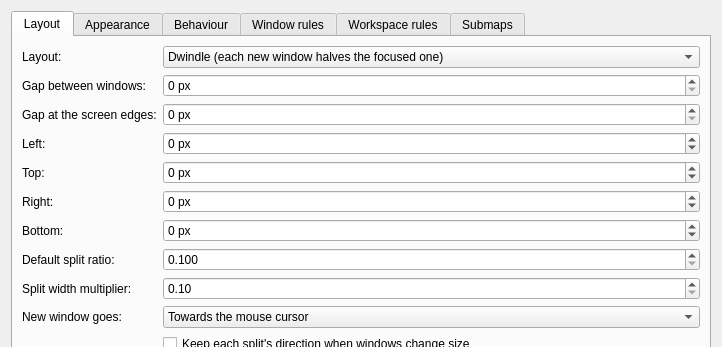
Qt form package/contents/ui/config.ui (DGBooth/HyprKwin) before a commit; both pictures show x 0 to 722 and y 0 to 347 of the 722 by 741 pixel window.
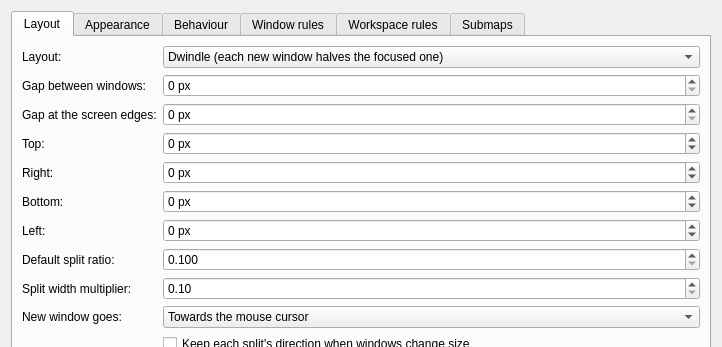
The same form after that commit. Custom widgets are drawn as their Qt base class.

Commit message: refactor: reorder outer gap UI controls and align import test fallbacks

```diff
--- a/package/contents/ui/config.ui
+++ b/package/contents/ui/config.ui
@@ -46,26 +46,12 @@
         </widget>
        </item>
        <item row="3" column="0">
-        <widget class="QLabel" name="gapsOutLeftLabel">
-         <property name="text"><string>Left:</string></property>
-         <property name="buddy"><cstring>kcfg_GapsOutLeft</cstring></property>
-        </widget>
-       </item>
-       <item row="3" column="1">
-        <widget class="QSpinBox" name="kcfg_GapsOutLeft">
-         <property name="suffix"><string> px</string></property>
-         <property name="maximum"><number>400</number></property>
-         <property name="minimum"><number>-1</number></property>
-         <property name="specialValueText"><string>same as edges</string></property>
-        </widget>
-       </item>
-       <item row="4" column="0">
         <widget class="QLabel" name="gapsOutTopLabel">
          <property name="text"><string>Top:</string></property>
          <property name="buddy"><cstring>kcfg_GapsOutTop</cstring></property>
         </widget>
        </item>
-       <item row="4" column="1">
+       <item row="3" column="1">
         <widget class="QSpinBox" name="kcfg_GapsOutTop">
          <property name="suffix"><string> px</string></property>
          <property name="maximum"><number>400</number></property>
@@ -73,13 +59,13 @@
          <property name="specialValueText"><string>same as edges</string></property>
         </widget>
        </item>
-       <item row="5" column="0">
+       <item row="4" column="0">
         <widget class="QLabel" name="gapsOutRightLabel">
          <property name="text"><string>Right:</string></property>
          <property name="buddy"><cstring>kcfg_GapsOutRight</cstring></property>
         </widget>
        </item>
-       <item row="5" column="1">
+       <item row="4" column="1">
         <widget class="QSpinBox" name="kcfg_GapsOutRight">
          <property name="suffix"><string> px</string></property>
          <property name="maximum"><number>400</number></property>
@@ -87,13 +73,13 @@
          <property name="specialValueText"><string>same as edges</string></property>
         </widget>
        </item>
-       <item row="6" column="0">
+       <item row="5" column="0">
         <widget class="QLabel" name="gapsOutBottomLabel">
          <property name="text"><string>Bottom:</string></property>
          <property name="buddy"><cstring>kcfg_GapsOutBottom</cstring></property>
         </widget>
        </item>
-       <item row="6" column="1">
+       <item row="5" column="1">
         <widget class="QSpinBox" name="kcfg_GapsOutBottom">
          <property name="suffix"><string> px</string></property>
          <property name="maximum"><number>400</number></property>
@@ -101,6 +87,20 @@
          <property name="specialValueText"><string>same as edges</string></property>
         </widget>
        </item>
+       <item row="6" column="0">
+        <widget class="QLabel" name="gapsOutLeftLabel">
+         <property name="text"><string>Left:</string></property>
+         <property name="buddy"><cstring>kcfg_GapsOutLeft</cstring></property>
+        </widget>
+       </item>
+       <item row="6" column="1">
+        <widget class="QSpinBox" name="kcfg_GapsOutLeft">
+         <property name="suffix"><string> px</string></property>
+         <property name="maximum"><number>400</number></property>
+         <property name="minimum"><number>-1</number></property>
+         <property name="specialValueText"><string>same as edges</string></property>
+        </widget>
+       </item>
        <item row="7" column="0">
         <widget class="QLabel" name="splitRatioLabel"><property name="text"><string>Default split ratio:</string></property></widget>
        </item>
```
The commit also changes 4 other files.
